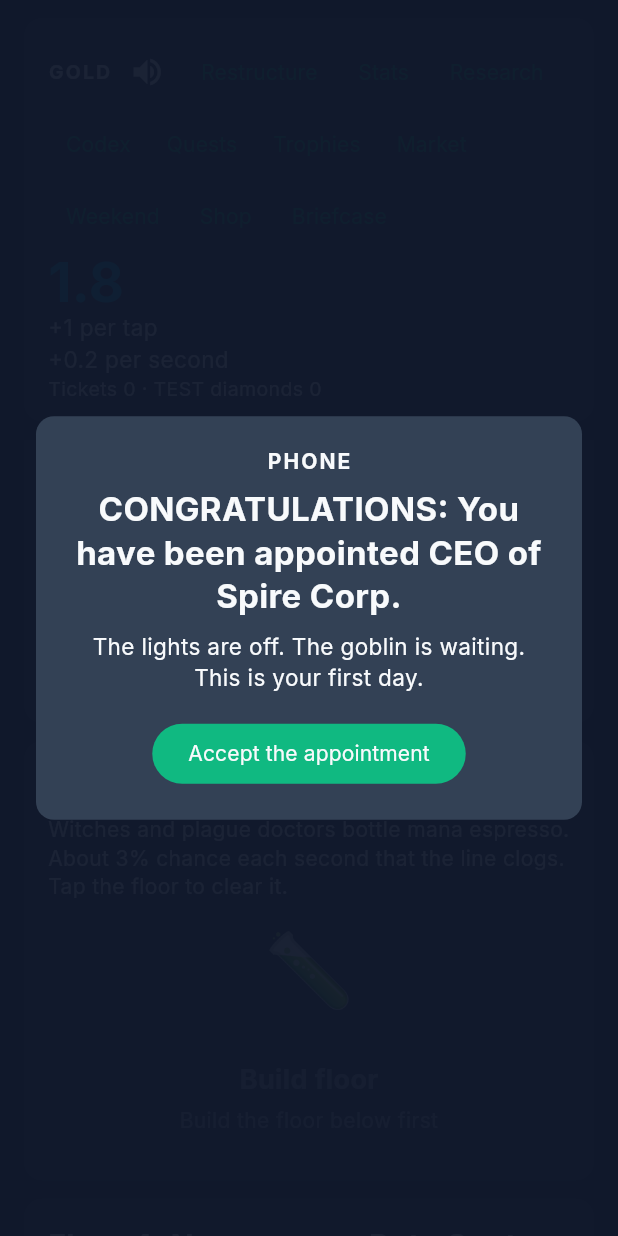
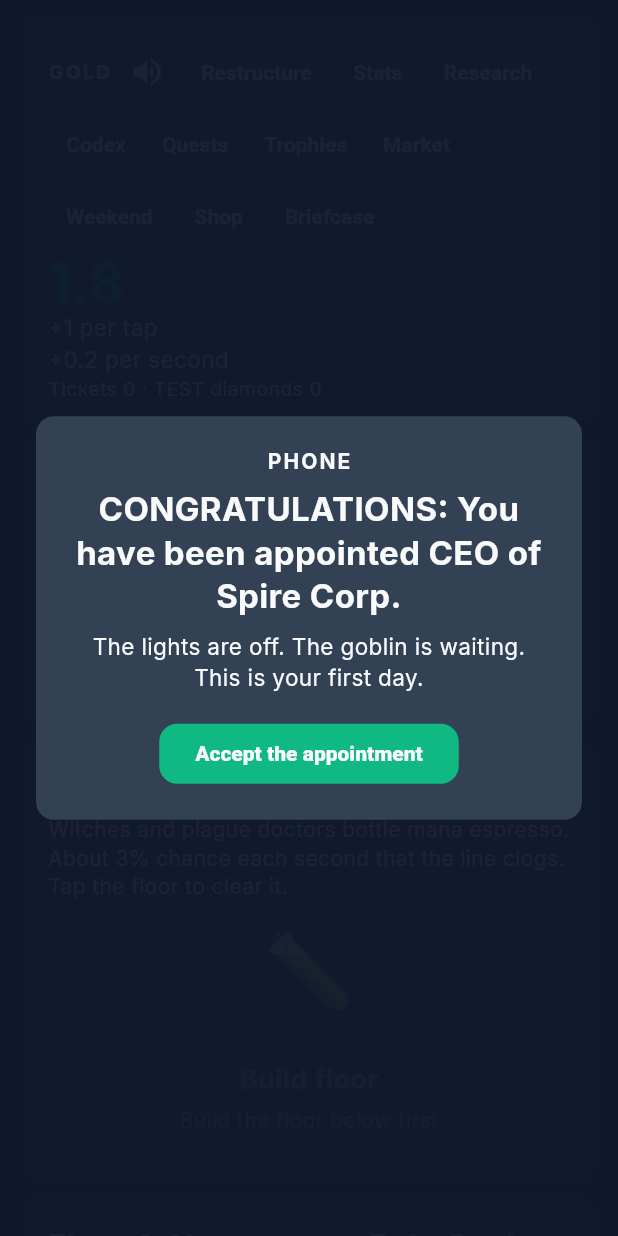
Before and after one commit to williamrobsonncuc-boop/spire_tycoon, a Flutter app: the screen it shows after launch, scrolled down 576 dp, after a tap on "Stats", on a phone screen of 412 x 824 dp. Run offline on Flutter 3.47's test engine with Material 3 defaults, Android fonts, the phone set to English and light mode, and no system bars; our stand-ins replace audioplayers, shared_preferences.

Commit message:
Polish the tower so it reads clearly on a phone and a desktop window.
The wallet pulses when gold changes, buttons show a press highlight, and the game column stays within 840px. Empty trophies, an empty codex, and a quiet market day say so in words. Colors and Inter stay on the shared theme.

Co-authored-by: williamrobsonncuc-boop <williamrobsonncuc-boop@users.noreply.github.com>

```diff
--- a/lib/main.dart
+++ b/lib/main.dart
@@ -56,6 +56,17 @@ class _SpireTycoonAppState extends State<SpireTycoonApp> {
       title: 'Spire Tycoon',
       debugShowCheckedModeBanner: false,
       theme: buildAppTheme(),
+      builder: (context, child) {
+        return ColoredBox(
+          color: navy,
+          child: Center(
+            child: ConstrainedBox(
+              constraints: const BoxConstraints(maxWidth: pageMaxWidth),
+              child: child ?? const SizedBox.shrink(),
+            ),
+          ),
+        );
+      },
       home: TowerPage(game: _game),
     );
   }
--- a/lib/screens/achievements_page.dart
+++ b/lib/screens/achievements_page.dart
@@ -30,6 +30,14 @@ class AchievementsPage extends StatelessWidget {
                   'Hit these once. The ticket reward is not repeated.',
                   style: TextStyle(color: cream, fontSize: 15, height: 1.35),
                 ),
+                if (game.claimedAchievements.isEmpty) ...[
+                  const SizedBox(height: 8),
+                  const Text(
+                    'None claimed yet. The list below is still ahead of you.',
+                    key: Key('empty-achievements'),
+                    style: TextStyle(color: cyan, fontSize: 15, height: 1.35),
+                  ),
+                ],
                 const SizedBox(height: 12),
                 for (final item in achievementCatalog)
                   _AchievementRow(
--- a/lib/screens/collection_page.dart
+++ b/lib/screens/collection_page.dart
@@ -34,6 +34,14 @@ class CollectionPage extends StatelessWidget {
                     height: 1.35,
                   ),
                 ),
+                if (game.discoveredCreatures.isEmpty) ...[
+                  const SizedBox(height: 8),
+                  const Text(
+                    'You have not met anyone yet. Open a floor and the silhouettes fill in.',
+                    key: Key('empty-codex'),
+                    style: TextStyle(color: cyan, fontSize: 15, height: 1.35),
+                  ),
+                ],
                 const SizedBox(height: 12),
                 for (var i = 0; i < districtThemes.length; i++)
                   _DistrictSet(
--- a/lib/screens/market_page.dart
+++ b/lib/screens/market_page.dart
@@ -54,6 +54,14 @@ class MarketPage extends StatelessWidget {
                         : 'Campaign already run today',
                   ),
                 ),
+                if (fight == null) ...[
+                  const SizedBox(height: 16),
+                  const Text(
+                    'No campaign yet today. One run, whenever you want it.',
+                    key: Key('empty-market'),
+                    style: TextStyle(color: cyan, fontSize: 16, height: 1.35),
+                  ),
+                ],
                 if (fight != null) ...[
                   const SizedBox(height: 16),
                   Text(
--- a/lib/screens/tower_page.dart
+++ b/lib/screens/tower_page.dart
@@ -4,6 +4,7 @@ import '../game/events.dart';
 import '../game/formulas.dart';
 import '../game/game_model.dart';
 import '../theme/app_colors.dart';
+import '../widgets/animated_amount.dart';
 import '../widgets/floor_card.dart';
 import '../widgets/restructure_dialog.dart';
 import '../widgets/welcome_back_dialog.dart';
@@ -160,7 +161,7 @@ class _TowerNotes extends StatelessWidget {
       children: [
         if (game.districtNotice != null) ...[
           Material(
-            color: const Color(0xFF0F172A),
+            color: ink,
             borderRadius: BorderRadius.circular(cornerRadius),
             child: InkWell(
               key: const Key('district-notice'),
@@ -410,9 +411,9 @@ class _TowerHeader extends StatelessWidget {
               ),
             ],
           ),
-          Text(
-            formatNumber(game.gold),
-            key: const Key('gold-amount'),
+          AnimatedAmount(
+            value: game.gold,
+            amountKey: const Key('gold-amount'),
             style: const TextStyle(
               color: cyan,
               fontSize: 36,
@@ -455,7 +456,7 @@ class _AppointmentNotice extends StatelessWidget {
   @override
   Widget build(BuildContext context) {
     return ColoredBox(
-      color: const Color(0xF20F172A),
+      color: ink.withValues(alpha: 0.95),
       child: SafeArea(
         child: Center(
           child: ConstrainedBox(
--- a/lib/theme/app_colors.dart
+++ b/lib/theme/app_colors.dart
@@ -8,18 +8,65 @@ const Color cyan = Color(0xFF06B6D4);
 const Color emerald = Color(0xFF10B981);
 const Color crimson = Color(0xFFEF4444);
 
+/// Darker than navy, for notes that sit on a tinted tower.
+const Color ink = Color(0xFF0F172A);
+
 const double cornerRadius = 12;
+
+/// How wide the game column gets on a desktop window.
+const double pageMaxWidth = 840;
 
 /// Dark theme using the bundled Inter font.
 ThemeData buildAppTheme() {
+  final shape = RoundedRectangleBorder(
+    borderRadius: BorderRadius.circular(cornerRadius),
+  );
   final base = ThemeData(
     useMaterial3: true,
     brightness: Brightness.dark,
     scaffoldBackgroundColor: navy,
     fontFamily: 'Inter',
-    colorScheme: const ColorScheme.dark(surface: navy, primary: emerald),
+    colorScheme: const ColorScheme.dark(
+      surface: navy,
+      primary: emerald,
+      onPrimary: cream,
+      secondary: cyan,
+      onSurface: cream,
+    ),
   );
   return base.copyWith(
-    textTheme: base.textTheme.apply(bodyColor: cream, displayColor: cream),
+    textTheme: base.textTheme.apply(
+      bodyColor: cream,
+      displayColor: cream,
+      fontFamily: 'Inter',
+    ),
+    appBarTheme: const AppBarTheme(
+      backgroundColor: navy,
+      foregroundColor: cream,
+      elevation: 0,
+      centerTitle: false,
+    ),
+    dialogTheme: DialogThemeData(backgroundColor: slate, shape: shape),
+    filledButtonTheme: FilledButtonThemeData(
+      style: FilledButton.styleFrom(
+        backgroundColor: emerald,
+        foregroundColor: cream,
+        disabledBackgroundColor: slate,
+        disabledForegroundColor: cream.withValues(alpha: 0.55),
+        shape: shape,
+        textStyle: const TextStyle(fontWeight: FontWeight.w800),
+      ).copyWith(overlayColor: const WidgetStatePropertyAll(Color(0x2EF8FAFC))),
+    ),
+    textButtonTheme: TextButtonThemeData(
+      style: TextButton.styleFrom(
+        foregroundColor: cream,
+        textStyle: const TextStyle(fontWeight: FontWeight.w700),
+      ).copyWith(overlayColor: const WidgetStatePropertyAll(Color(0x2906B6D4))),
+    ),
+    iconButtonTheme: IconButtonThemeData(
+      style: IconButton.styleFrom(
+        foregroundColor: cream,
+      ).copyWith(overlayColor: const WidgetStatePropertyAll(Color(0x2906B6D4))),
+    ),
   );
 }
--- /dev/null
+++ b/lib/widgets/animated_amount.dart
@@ -0,0 +1,69 @@
+import 'dart:math';
+
+import 'package:flutter/material.dart';
+
+import '../game/formulas.dart';
+
+/// The digits stay exact. A short pulse shows that the wallet just changed.
+class AnimatedAmount extends StatefulWidget {
+  const AnimatedAmount({
+    super.key,
+    required this.value,
+    required this.style,
+    this.prefix = '',
+    this.amountKey,
+  });
+
+  final double value;
+  final TextStyle style;
+  final String prefix;
+  final Key? amountKey;
+
+  @override
+  State<AnimatedAmount> createState() => _AnimatedAmountState();
+}
+
+class _AnimatedAmountState extends State<AnimatedAmount>
+    with SingleTickerProviderStateMixin {
+  late final AnimationController _controller;
+
+  @override
+  void initState() {
+    super.initState();
+    _controller = AnimationController(
+      vsync: this,
+      duration: const Duration(milliseconds: 280),
+    );
+  }
+
+  @override
+  void didUpdateWidget(AnimatedAmount oldWidget) {
+    super.didUpdateWidget(oldWidget);
+    if (oldWidget.value == widget.value) {
+      return;
+    }
+    _controller.forward(from: 0);
+  }
+
+  @override
+  void dispose() {
+    _controller.dispose();
+    super.dispose();
+  }
+
+  @override
+  Widget build(BuildContext context) {
+    return AnimatedBuilder(
+      animation: _controller,
+      builder: (context, child) {
+        final scale = 1 + 0.08 * sin(_controller.value * pi);
+        return Transform.scale(scale: scale, child: child);
+      },
+      child: Text(
+        '${widget.prefix}${formatNumber(widget.value)}',
+        key: widget.amountKey,
+        style: widget.style,
+      ),
+    );
+  }
+}
```
Also changed, not shown: 2 other files.
